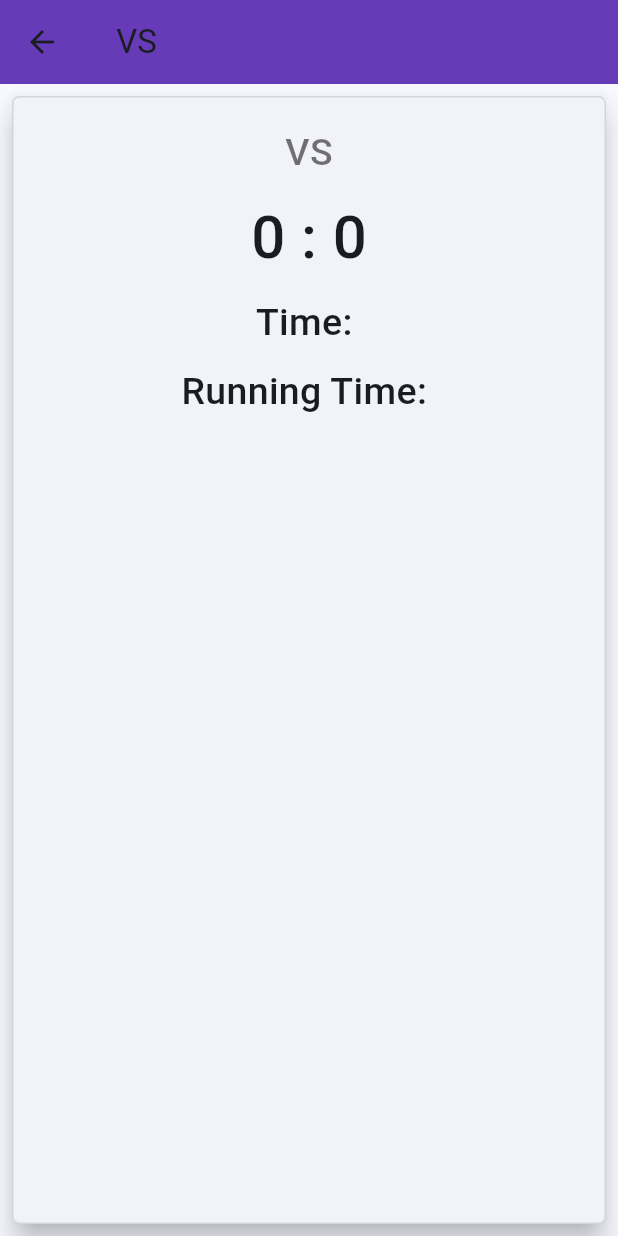
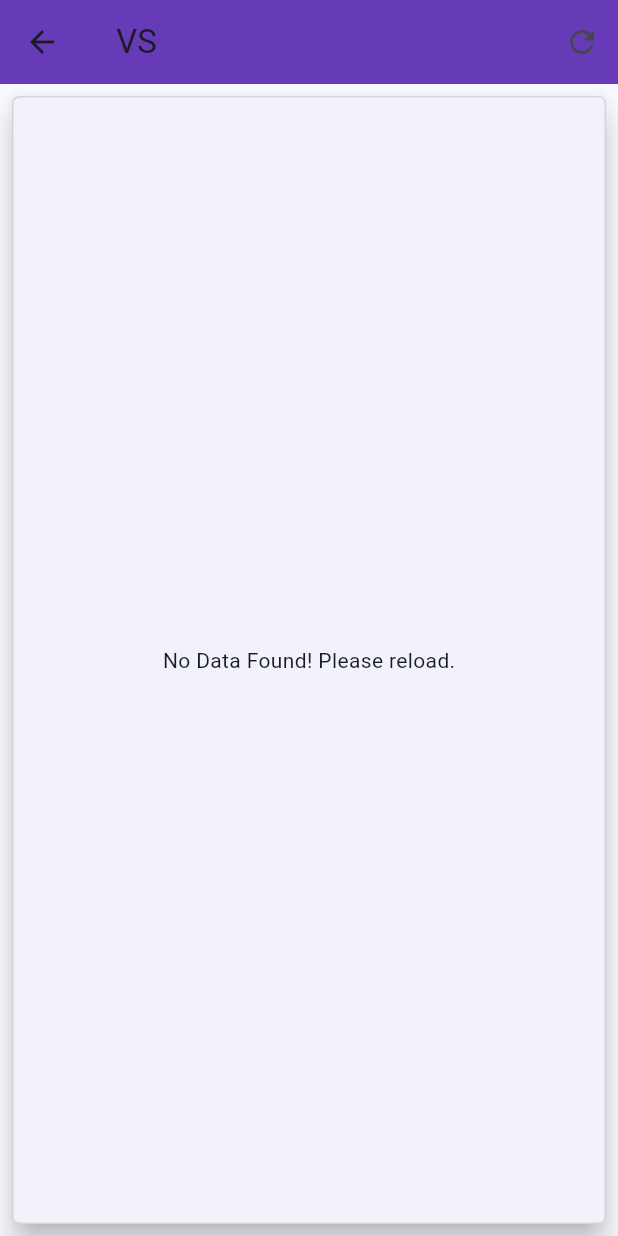
Before and after one commit to Ridoy-paul/flutter-firebase, a Flutter app: the MatchDetailsScreen screen opened directly with empty values, on a phone screen of 412 x 824 dp. Run offline on Flutter 3.47's test engine with Material 3 defaults, Android fonts, the phone set to English and light mode, and no system bars; our stand-ins replace cloud_firestore, firebase_core, get; accounts and stored records are empty.

Commit message:
output added

```diff
--- a/lib/controllers/match_list_controller.dart
+++ b/lib/controllers/match_list_controller.dart
@@ -18,6 +18,7 @@ class MatchListController extends GetxController {
     QuerySnapshot result = await firebaseFirestore.collection('playing_match').get();
     for (QueryDocumentSnapshot element in result.docs) {
       MatchData matchData = MatchData(
+        id: element.get('id'),
         secondTeamGoal: int.tryParse(element.get('second_team_goal').toString()) ?? 0,
         runningTime: element.get('running_time'),
         firstTeamGoal: int.tryParse(element.get('first_team_goal').toString()) ?? 0,
--- a/lib/models/match_model.dart
+++ b/lib/models/match_model.dart
@@ -1,4 +1,5 @@
 class MatchData {
+  final int id;
   final String firstTeamName;
   final String secondTeamName;
   final int secondTeamGoal;
@@ -7,6 +8,7 @@ class MatchData {
   final String totalTime;
 
   MatchData({
+    required this.id,
     required this.secondTeamGoal,
     required this.runningTime,
     required this.firstTeamGoal,
--- a/lib/screens/home_screen.dart
+++ b/lib/screens/home_screen.dart
@@ -59,12 +59,9 @@ class _MyHomePageState extends State<MyHomePage> {
                       trailing: const Icon(Icons.arrow_right_alt),
                       onTap: () {
                         Get.to(MatchDetailsScreen(
+                            id: controller.matchList[index].id,
                             first_team_name: controller.matchList[index].firstTeamName,
                             second_team_name: controller.matchList[index].secondTeamName,
-                            first_team_goal: controller.matchList[index].firstTeamGoal,
-                            second_team_goal: controller.matchList[index].secondTeamGoal,
-                            total_time: controller.matchList[index].totalTime,
-                            running_time: controller.matchList[index].runningTime,
                           )
                         );
                       },
--- a/lib/screens/match_details_screen.dart
+++ b/lib/screens/match_details_screen.dart
@@ -1,30 +1,76 @@
+import 'package:cloud_firestore/cloud_firestore.dart';
 import 'package:flutter/material.dart';
 
 class MatchDetailsScreen extends StatefulWidget {
+  final int id;
+  final String second_team_name;
   final String first_team_name;
-  final String second_team_name;
-  final int first_team_goal;
-  final int second_team_goal;
-  final String total_time;
-  final String running_time;
 
-
-  const MatchDetailsScreen({super.key, required this.first_team_name, required this.second_team_name, required this.first_team_goal, required this.second_team_goal, required this.total_time, required this.running_time});
+  const MatchDetailsScreen({super.key, required this.first_team_name, required this.second_team_name, required this.id});
 
   @override
   State<MatchDetailsScreen> createState() => _MatchDetailsScreenState();
 }
 
 class _MatchDetailsScreenState extends State<MatchDetailsScreen> {
+  bool _inProgressStatus = false;
+  int? firstTeamGoal;
+  int? secondTeamGoal;
+  String? totalTime;
+  String? runningTime;
+  bool _isSuccessQuery = false;
+
+  FirebaseFirestore firebaseFirestore = FirebaseFirestore.instance;
+
+  Future<void> getMatchInfo() async {
+    _inProgressStatus = true;
+    setState(() {});
+
+    var result = firebaseFirestore.collection('playing_match');
+    var querySnapshot = await result.where("id", isEqualTo: widget.id).get();
+
+    if (querySnapshot.docs.isNotEmpty) {
+      _isSuccessQuery = true;
+      var firstDocument = querySnapshot.docs[0];
+      firstTeamGoal = int.tryParse(firstDocument.get("first_team_goal").toString());
+      secondTeamGoal = int.tryParse(firstDocument.get("second_team_goal").toString());
+      runningTime = firstDocument.get("running_time");
+      totalTime = firstDocument.get("total_time");
+    }
+
+    _inProgressStatus = false;
+    setState(() {});
+  }
+
+
+  @override
+  void initState() {
+    super.initState();
+    getMatchInfo();
+  }
+
   @override
   Widget build(BuildContext context) {
-
     return Scaffold(
       appBar: AppBar(
         title: Text('${widget.first_team_name} VS ${widget.second_team_name}'),
         backgroundColor: Colors.deepPurple,
+        actions: [
+          IconButton(onPressed: () async {
+            getMatchInfo();
+          }, icon: const Icon(Icons.refresh))
+        ],
       ),
       body:  SafeArea(
+        child: RefreshIndicator(
+          onRefresh: () async {
+            getMatchInfo();
+          },
+          child: Visibility(
+            visible: !_inProgressStatus,
+            replacement: const Center(
+              child: CircularProgressIndicator(),
+            ),
             child: Card(
               elevation: 8,
               margin: const EdgeInsets.all(8),
@@ -38,18 +84,22 @@ class _MatchDetailsScreenState extends State<MatchDetailsScreen> {
               child: SizedBox(
                 width: double.infinity,
                 height: double.infinity,
-            child: Column(
+                child: _isSuccessQuery? Column(
                   mainAxisAlignment: MainAxisAlignment.start,
                   children: [
                     const SizedBox(height: 20,),
                     Text('${widget.first_team_name} VS ${widget.second_team_name}', style: const TextStyle(fontSize: 25, fontWeight: FontWeight.w500, color: Colors.black54),),
                     const SizedBox(height: 10,),
-                Text('${widget.first_team_goal} : ${widget.second_team_goal}', style: const TextStyle(fontSize: 40, fontWeight: FontWeight.w500,),),
+                    Text('$firstTeamGoal : $secondTeamGoal', style: const TextStyle(fontSize: 40, fontWeight: FontWeight.w500,),),
                     const SizedBox(height: 10,),
-                Text('Time: ${widget.total_time}', style: const TextStyle(fontSize: 25, fontWeight: FontWeight.w500,),),
+                    Text('Time: $totalTime', style: const TextStyle(fontSize: 25, fontWeight: FontWeight.w500,),),
                     const SizedBox(height: 10,),
-                Text('Running Time: ${widget.running_time}', style: const TextStyle(fontSize: 25, fontWeight: FontWeight.w500,),),
+                    Text('Running Time: $runningTime', style: const TextStyle(fontSize: 25, fontWeight: FontWeight.w500,),),
                   ],
+                ) : const Center(
+                  child: Text("No Data Found! Please reload."),
+                ),
+              ),
             ),
           ),
         ),
```
Lines whose indentation alone changed are shown as unchanged.
